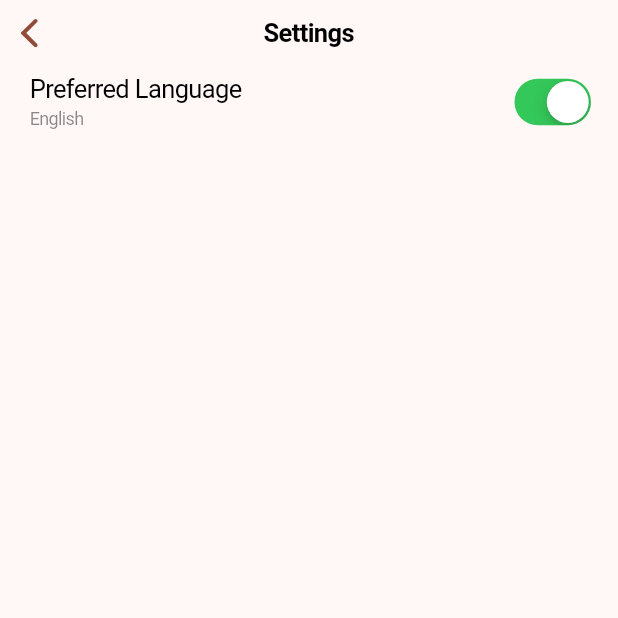
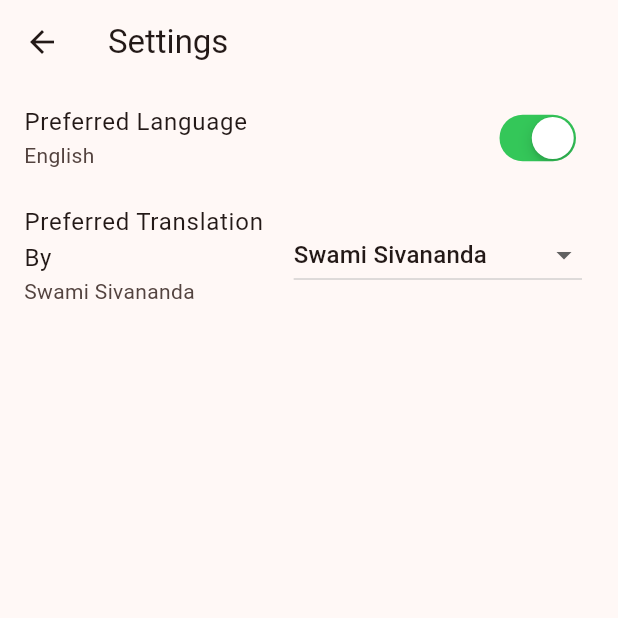
Before and after one commit to saurabh2k1/flutter_gita_app, a Flutter app: the SettingsPage screen opened directly, on a phone screen of 412 x 824 dp, the top half of it. Run offline on Flutter 3.47's test engine with Material 3 defaults, Android fonts, the phone set to English and light mode, and no system bars; our stand-ins replace shared_preferences; accounts and stored records are empty; network calls fail.

Commit message:
06-09-2024

```diff
--- a/lib/models.dart
+++ b/lib/models.dart
@@ -91,6 +91,7 @@ class Verse {
   final int chapterNumber;
   final String text;
   final String transliteration;
+  final String wordMeanings;
   final List<Translation> translations;
   final List<Commentary> commentaries;
 
@@ -100,6 +101,7 @@ class Verse {
     required this.chapterNumber,
     required this.text,
     required this.translations,
+    required this.wordMeanings,
     required this.transliteration,
     required this.commentaries,
   });
@@ -119,6 +121,7 @@ class Verse {
       chapterNumber: json['chapter_number'],
       text: json['text'],
       transliteration: json['transliteration'],
+      wordMeanings: json['word_meanings'],
       translations: translations,
       commentaries: commentaries,
     );
--- a/lib/pages/settings.dart
+++ b/lib/pages/settings.dart
@@ -1,10 +1,50 @@
 // import 'package:flutter/material.dart';
 import 'package:flutter/cupertino.dart';
+import 'package:flutter/material.dart';
 import 'package:flutter_gita_app/language_provider.dart';
 import 'package:provider/provider.dart';
+import 'package:shared_preferences/shared_preferences.dart';
 
-class SettingsPage extends StatelessWidget {
+class SettingsPage extends StatefulWidget {
   const SettingsPage({super.key});
+
+  @override
+  _SettingsPageState createState() => _SettingsPageState();
+}
+
+class _SettingsPageState extends State<SettingsPage> {
+  late String _selectedAuthor;
+  List<String> _authors = [];
+
+@override
+  void initState() {
+    super.initState();
+    _fetchAuthors();
+    _loadPreferredAuthor();
+  }
+
+  _loadPreferredAuthor() async {
+    final SharedPreferences prefs = await SharedPreferences.getInstance();
+    setState(() {
+      _selectedAuthor = prefs.getString('preferredAuthor') ?? 'Swami Sivananda';
+    });
+  }
+
+  _fetchAuthors() async {
+    // Fetch authors from API or define statically
+    // Example static list:
+    setState(() {
+      _authors = ['Swami Tejomayananda', 'Swami Gambirananda', 'Swami Sivananda', 'Dr. S. Sankaranarayan', 'Shri Purohit Swami', 'Swami Ramsukhdas', 'Swami Adidevananda'];
+    });
+  }
+
+  _savePreferredAuthor(String author) async {
+    final SharedPreferences prefs = await SharedPreferences.getInstance();
+    await prefs.setString('preferredAuthor', author);
+    setState(() {
+      _selectedAuthor = author;
+    });
+  }
 
   @override
   Widget build(BuildContext context) {
@@ -31,16 +71,16 @@ class SettingsPage extends StatelessWidget {
     //     },
     //   ),
     // );
-    return CupertinoPageScaffold(
-      navigationBar: const CupertinoNavigationBar(
-        middle: Text('Settings'),
+    return Scaffold(
+      appBar: AppBar(
+        title: const Text('Settings'),
         // leading: Icon(Icons.settings),
       ),
-      child: Consumer<LanguageProvider>(
+      body: Consumer<LanguageProvider>(
         builder: (context, languageProvider, child) {
           return ListView(
             children: [
-              CupertinoListTile(
+              ListTile(
                 title: const Text('Preferred Language'),
                 subtitle: Text(languageProvider.isEnglish? 'English' : 'Hindi'),
                 trailing: CupertinoSwitch(
@@ -48,8 +88,25 @@ class SettingsPage extends StatelessWidget {
                   onChanged: (value) {
                     languageProvider.setLanguage(value);
                   },
-                  ),
                 ),
+              ),
+              ListTile(
+                title: const Text('Preferred Translation By'),
+                subtitle: Text(_selectedAuthor),
+                trailing: DropdownButton<String>(
+                  value: _selectedAuthor,
+                  items: _authors.map((String author){
+                    return DropdownMenuItem<String>(value: author, child: Text(author));
+                  }).toList(),
+                  onChanged: (String? newValue) {
+                    if (newValue != null) {
+                      _savePreferredAuthor(newValue);
+                    }
+                  },
+
+                ),
+              ),
+
             ],
           );
         },
```
Also changed, not shown: lib/chapter_details.dart (+11 -1 lines), lib/verse_details.dart (+24 -4 lines), pubspec.lock.
